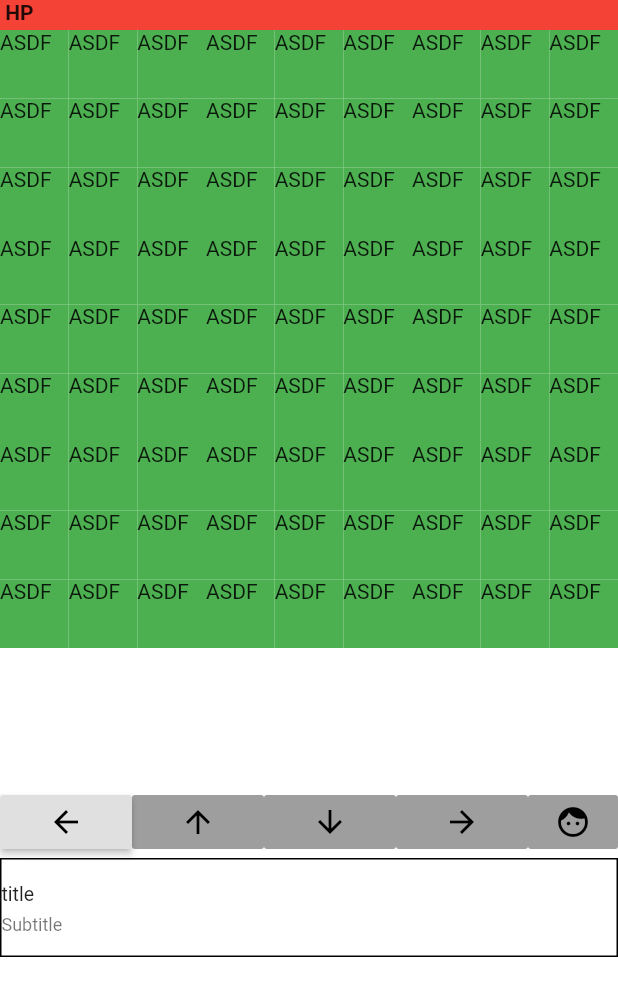
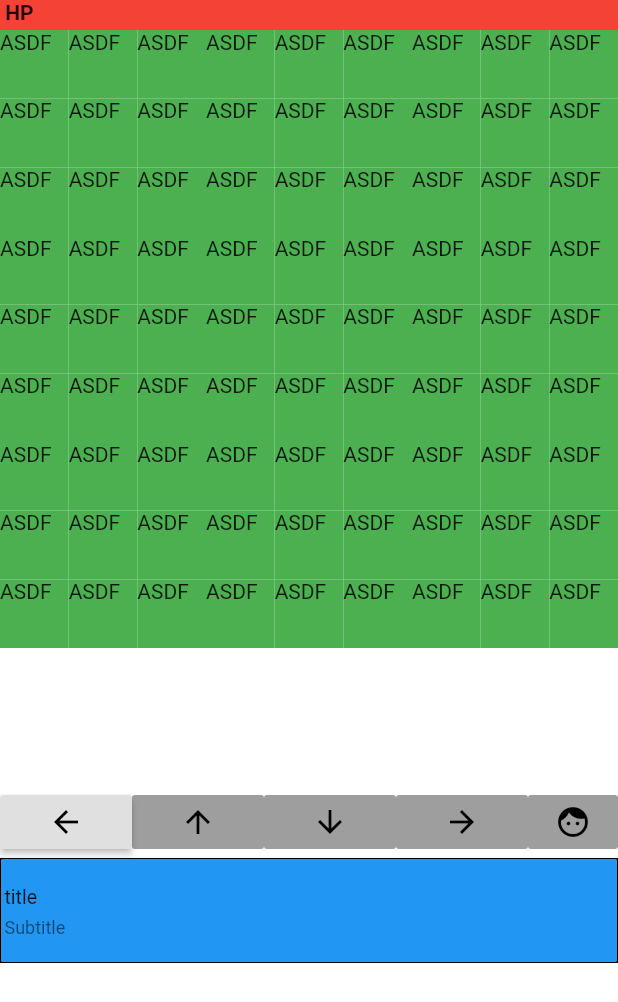
Before and after one commit to crtingram/flutter_app_two, a Flutter app: the screen it shows after launch, on a phone screen of 412 x 824 dp. Shown: the top 1002 px of the screen. Run offline on Flutter 3.47's test engine with Material 2 defaults, Android fonts, the phone set to English and light mode, and no system bars.

Commit message:
Add some styling to the ListTile.

```diff
--- a/lib/module/game.dart
+++ b/lib/module/game.dart
@@ -102,13 +102,16 @@ class GameState extends State<Game> with SingleTickerProviderStateMixin {
                 children: <Widget>[
                   Container(
                       decoration: BoxDecoration(border: Border.all()),
+                      child: Container(
+                        color: Colors.blue,
+                        padding: EdgeInsets.all(2.0),
                         child: ListTile(
                           title: Text('title'),
                           subtitle: Text('Subtitle'),
                           contentPadding: EdgeInsets.all(0.0),
                           dense: true,
                         ),
-                  ),
+                      )),
                 ],
               ),
             ),
```
Lines whose indentation alone changed are shown as unchanged.
